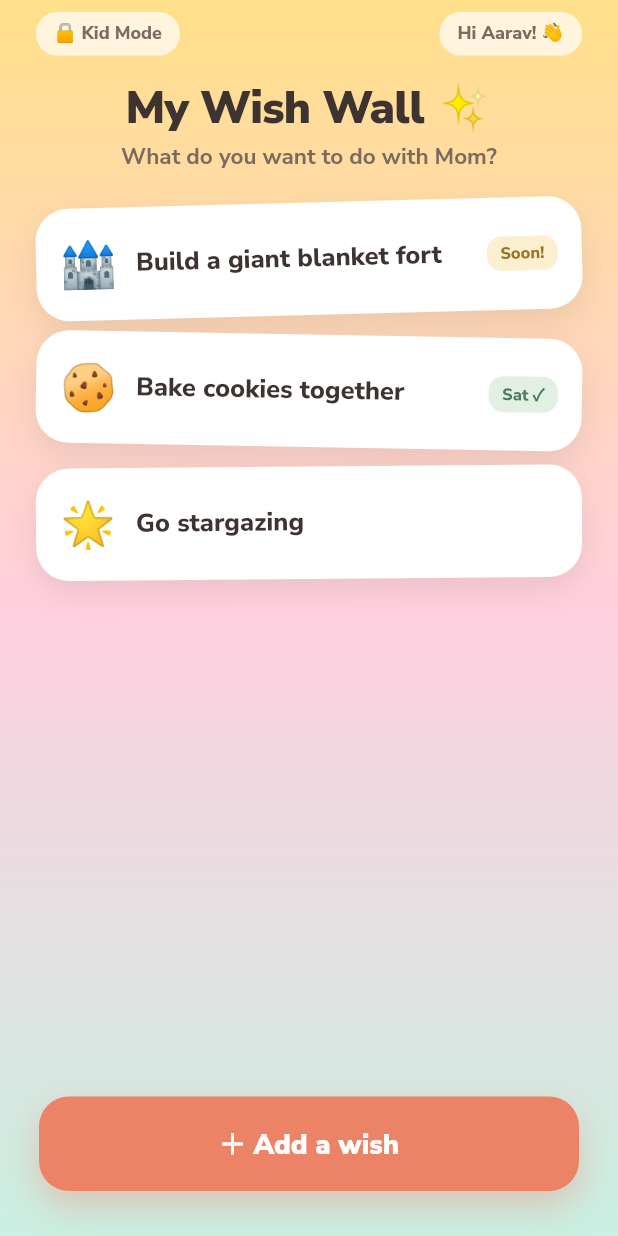
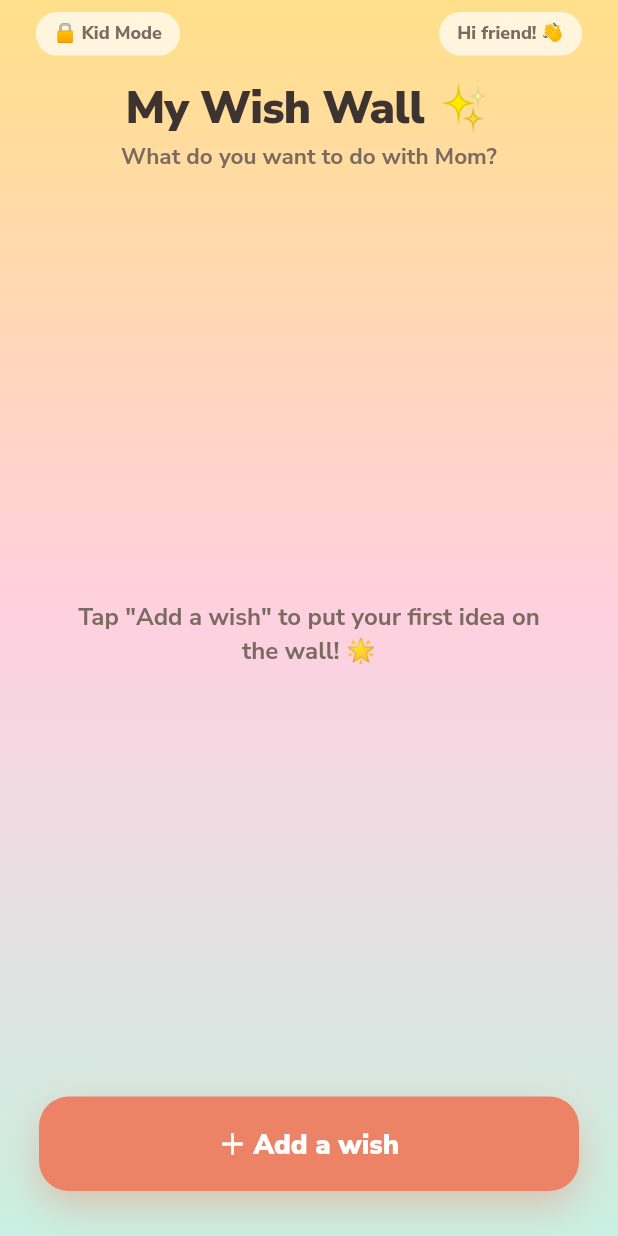
Before and after one commit to errorrr69/momzo, a Flutter app: the WishWallScreen screen opened directly, on a phone screen of 412 x 824 dp. Run offline on Flutter 3.47's test engine with Material 3 defaults, Android fonts, the phone set to English and light mode, and no system bars; our stand-ins replace firebase_core, firebase_messaging, google_fonts, sentry_flutter, supabase_flutter; accounts and stored records are empty.

Commit message:
Task 26: kid Wish Wall + kid mode (real wishes)
- WishService: load/add/setStatus on the family-scoped wishes table, under the
  parent session (child has no account — Hard Rule #14; only wish text stored — #15).
- WishWallScreen rewired: real wishes for the active child, kid-friendly add-a-wish
  sheet (created_by='child'), status tags, empty state. Kid Mode badge exits.
- Together hub wish row uses the active child's name (no more hardcoded 'Aarav'/'2').
- wishes already covered by the RLS suite (Hard Rule #20).

flutter analyze: 0 errors.

Co-Authored-By: Claude Opus 4.8 (1M context) <noreply@anthropic.com>

```diff
--- a/app/lib/features/bonding/together_hub_screen.dart
+++ b/app/lib/features/bonding/together_hub_screen.dart
@@ -137,9 +137,8 @@ class _TogetherHubScreenState extends State<TogetherHubScreen> {
                 context,
                 emoji: '⭐',
                 colors: const [Color(0xFFFAD9A6), MomzoColors.honey],
-                title: "Aarav's Wish Wall",
-                sub: '2 new wishes to plan',
-                badge: '2',
+                title: "$_childName's Wish Wall",
+                sub: 'Kid mode — their wishes for time with you',
                 onTap: () => Navigator.push(
                   context,
                   MaterialPageRoute(builder: (_) => const WishWallScreen()),
--- a/app/lib/features/wishes/wish_wall_screen.dart
+++ b/app/lib/features/wishes/wish_wall_screen.dart
@@ -1,12 +1,125 @@
 import 'package:flutter/material.dart';
+
+import '../../core/env/app_env.dart';
 import '../../core/theme/momzo_colors.dart';
 import '../../core/theme/momzo_text.dart';
-import 'schedule_wish_screen.dart';
+import '../../services/child_service.dart';
+import '../../services/wish_service.dart';
 
-/// 20 · Kid mode · Wish Wall — playful, safe, parent-unlocked surface for the
-/// child's own voice. No bottom nav (simpler, safer).
-class WishWallScreen extends StatelessWidget {
+/// 20 · Kid mode · Wish Wall (Task 26) — a playful, safe surface for the child's
+/// own voice, reached from the parent's session. Runs under the parent's account
+/// (the child has no login — Hard Rule #14) and only ever writes wishes here.
+class WishWallScreen extends StatefulWidget {
   const WishWallScreen({super.key});
+
+  @override
+  State<WishWallScreen> createState() => _WishWallScreenState();
+}
+
+class _WishWallScreenState extends State<WishWallScreen> {
+  static const _emojis = ['🏰', '🍪', '🌟', '🎨', '⚽', '🦄', '🍦', '🚀', '🎁', '🐢'];
+  List<Wish> _wishes = [];
+  bool _loading = true;
+
+  String get _childName => ChildService.current?.name ?? 'friend';
+
+  @override
+  void initState() {
+    super.initState();
+    if (AppEnv.hasSupabase) {
+      _load();
+    } else {
+      _loading = false;
+    }
+  }
+
+  Future<void> _load() async {
+    try {
+      final w = await WishService.load();
+      if (mounted) setState(() {
+        _wishes = w;
+        _loading = false;
+      });
+    } catch (_) {
+      if (mounted) setState(() => _loading = false);
+    }
+  }
+
+  Future<void> _addWish() async {
+    final ctrl = TextEditingController();
+    final text = await showModalBottomSheet<String>(
+      context: context,
+      isScrollControlled: true,
+      backgroundColor: Colors.white,
+      shape: const RoundedRectangleBorder(
+        borderRadius: BorderRadius.vertical(top: Radius.circular(26)),
+      ),
+      builder: (sheetCtx) => Padding(
+        padding: EdgeInsets.only(
+          left: 24, right: 24, top: 22,
+          bottom: MediaQuery.of(sheetCtx).viewInsets.bottom + 22,
+        ),
+        child: Column(
+          mainAxisSize: MainAxisSize.min,
+          crossAxisAlignment: CrossAxisAlignment.start,
+          children: [
+            Text('What do you wish for? ✨',
+                style: MomzoText.sans(20,
+                    color: MomzoColors.ink, weight: FontWeight.w900)),
+            const SizedBox(height: 14),
+            Container(
+              padding: const EdgeInsets.symmetric(horizontal: 16),
+              decoration: BoxDecoration(
+                color: MomzoColors.cream,
+                borderRadius: BorderRadius.circular(16),
+                border: Border.all(color: MomzoColors.cardBorder, width: 1.5),
+              ),
+              child: TextField(
+                controller: ctrl,
+                autofocus: true,
+                textCapitalization: TextCapitalization.sentences,
+                style: MomzoText.sans(16, color: MomzoColors.ink, weight: FontWeight.w700),
+                decoration: const InputDecoration(
+                  border: InputBorder.none,
+                  hintText: 'e.g. build a blanket fort',
+                  contentPadding: EdgeInsets.symmetric(vertical: 15),
+                ),
+                onSubmitted: (v) => Navigator.pop(sheetCtx, v),
+              ),
+            ),
+            const SizedBox(height: 16),
+            SizedBox(
+              width: double.infinity,
+              child: GestureDetector(
+                onTap: () => Navigator.pop(sheetCtx, ctrl.text),
+                child: Container(
+                  padding: const EdgeInsets.symmetric(vertical: 16),
+                  decoration: BoxDecoration(
+                    color: MomzoColors.coral,
+                    borderRadius: BorderRadius.circular(16),
+                  ),
+                  child: Text('Add it! ⭐',
+                      textAlign: TextAlign.center,
+                      style: MomzoText.sans(17, color: Colors.white, weight: FontWeight.w900)),
+                ),
+              ),
+            ),
+          ],
+        ),
+      ),
+    );
+    if (text == null || text.trim().isEmpty) return;
+    try {
+      final w = await WishService.add(text.trim(), createdBy: 'child');
+      if (mounted) setState(() => _wishes = [w, ..._wishes]);
+    } catch (_) {
+      if (mounted) {
+        ScaffoldMessenger.of(context).showSnackBar(
+          const SnackBar(content: Text('Could not add the wish. Please try again.')),
+        );
+      }
+    }
+  }
 
   @override
   Widget build(BuildContext context) {
@@ -28,9 +141,8 @@ class WishWallScreen extends StatelessWidget {
                 child: Row(
                   mainAxisAlignment: MainAxisAlignment.spaceBetween,
                   children: [
-                    _badge('🔒 Kid Mode',
-                        onTap: () => Navigator.pop(context)),
-                    _badge('Hi Aarav! 👋'),
+                    _badge('🔒 Kid Mode', onTap: () => Navigator.pop(context)),
+                    _badge('Hi $_childName! 👋'),
                   ],
                 ),
               ),
@@ -43,28 +155,21 @@ class WishWallScreen extends StatelessWidget {
                   style: MomzoText.sans(15,
                       color: const Color(0xFF7A6B61), weight: FontWeight.w700)),
               Expanded(
-                child: ListView(
-                  padding: const EdgeInsets.fromLTRB(24, 20, 24, 8),
-                  children: [
-                    _wish('🏰', 'Build a giant blanket fort',
-                        tag: 'Soon!', tagBg: MomzoColors.honeyTint,
-                        tagColor: MomzoColors.honeyText, rotate: -1.5),
-                    const SizedBox(height: 13),
-                    _wish('🍪', 'Bake cookies together',
-                        tag: 'Sat ✓', tagBg: MomzoColors.sageTint,
-                        tagColor: const Color(0xFF4E7A60), rotate: 1),
-                    const SizedBox(height: 13),
-                    _wish('🌟', 'Go stargazing', rotate: -.5),
-                  ],
-                ),
+                child: _loading
+                    ? const Center(child: CircularProgressIndicator(color: MomzoColors.coral))
+                    : _wishes.isEmpty
+                        ? _empty()
+                        : ListView.separated(
+                            padding: const EdgeInsets.fromLTRB(24, 20, 24, 8),
+                            itemCount: _wishes.length,
+                            separatorBuilder: (_, __) => const SizedBox(height: 13),
+                            itemBuilder: (_, i) => _wishCard(_wishes[i], i),
+                          ),
               ),
               Padding(
                 padding: const EdgeInsets.fromLTRB(26, 0, 26, 30),
                 child: GestureDetector(
-                  onTap: () => Navigator.push(
-                    context,
-                    MaterialPageRoute(builder: (_) => const ScheduleWishScreen()),
-                  ),
+                  onTap: _addWish,
                   child: Container(
                     width: double.infinity,
                     padding: const EdgeInsets.symmetric(vertical: 18),
@@ -73,7 +178,7 @@ class WishWallScreen extends StatelessWidget {
                       borderRadius: BorderRadius.circular(20),
                       boxShadow: [
                         BoxShadow(
-                          color: MomzoColors.coral.withOpacity(.4),
+                          color: MomzoColors.coral.withValues(alpha: .4),
                           blurRadius: 22,
                           offset: const Offset(0, 10),
                         )
@@ -93,13 +198,25 @@ class WishWallScreen extends StatelessWidget {
     );
   }
 
+  Widget _empty() {
+    return Center(
+      child: Padding(
+        padding: const EdgeInsets.all(40),
+        child: Text('Tap "Add a wish" to put your first idea on the wall! 🌟',
+            textAlign: TextAlign.center,
+            style: MomzoText.sans(16,
+                color: const Color(0xFF7A6B61), weight: FontWeight.w700, height: 1.4)),
+      ),
+    );
+  }
+
   Widget _badge(String text, {VoidCallback? onTap}) {
     return GestureDetector(
       onTap: onTap,
       child: Container(
         padding: const EdgeInsets.symmetric(horizontal: 12, vertical: 6),
         decoration: BoxDecoration(
-          color: Colors.white.withOpacity(.7),
+          color: Colors.white.withValues(alpha: .7),
           borderRadius: BorderRadius.circular(14),
         ),
         child: Text(text,
@@ -109,8 +226,14 @@ class WishWallScreen extends StatelessWidget {
     );
   }
 
-  Widget _wish(String emoji, String text,
-      {String? tag, Color? tagBg, Color? tagColor, double rotate = 0}) {
+  Widget _wishCard(Wish w, int i) {
+    final emoji = _emojis[i % _emojis.length];
+    final rotate = (i.isEven ? -1.0 : 1.0) * (i % 3 == 0 ? 1.5 : .6);
+    final (tag, tagBg, tagColor) = switch (w.status) {
+      'done' => ('Done ✓', MomzoColors.sageTint, const Color(0xFF4E7A60)),
+      'scheduled' => ('Soon!', MomzoColors.honeyTint, MomzoColors.honeyText),
+      _ => (null, null, null),
+    };
     return Transform.rotate(
       angle: rotate * 3.14159 / 180,
       child: Container(
@@ -127,7 +250,7 @@ class WishWallScreen extends StatelessWidget {
             Text(emoji, style: const TextStyle(fontSize: 30)),
             const SizedBox(width: 13),
             Expanded(
-              child: Text(text,
+              child: Text(w.text,
                   style: MomzoText.sans(17,
                       color: MomzoColors.ink, weight: FontWeight.w800)),
             ),
@@ -135,12 +258,10 @@ class WishWallScreen extends StatelessWidget {
               const SizedBox(width: 8),
               Container(
                 padding: const EdgeInsets.symmetric(horizontal: 9, vertical: 4),
-                decoration: BoxDecoration(
-                  color: tagBg,
-                  borderRadius: BorderRadius.circular(10),
-                ),
+                decoration: BoxDecoration(color: tagBg, borderRadius: BorderRadius.circular(10)),
                 child: Text(tag,
-                    style: MomzoText.sans(11, color: tagColor ?? MomzoColors.ink, weight: FontWeight.w800)),
+                    style: MomzoText.sans(11,
+                        color: tagColor ?? MomzoColors.ink, weight: FontWeight.w800)),
               ),
             ],
           ],
--- /dev/null
+++ b/app/lib/services/wish_service.dart
@@ -0,0 +1,53 @@
+import '../core/supabase/supabase_init.dart';
+import 'auth_service.dart';
+import 'child_service.dart';
+
+class Wish {
+  final String id;
+  final String text;
+  final String createdBy; // 'child' | 'parent'
+  final String status; // 'open' | 'scheduled' | 'done'
+  const Wish({required this.id, required this.text, required this.createdBy, required this.status});
+
+  factory Wish.fromMap(Map<String, dynamic> m) => Wish(
+        id: m['id'] as String,
+        text: (m['text'] ?? '') as String,
+        createdBy: (m['created_by'] ?? 'child') as String,
+        status: (m['status'] ?? 'open') as String,
+      );
+}
+
+/// Kid Wish Wall (Task 26). Wishes are family-scoped (owner_id = parent, child_id
+/// = the active child) under the PARENT's session — the child has no account
+/// (Hard Rule #14). Kid mode (the wall UI) only ever writes wishes here.
+class WishService {
+  const WishService._();
+
+  static Future<List<Wish>> load() async {
+    final child = ChildService.current;
+    if (child == null) return [];
+    final rows = await supabase
+        .from('wishes')
+        .select('id,text,created_by,status')
+        .eq('child_id', child.id)
+        .order('created_at', ascending: false) as List;
+    return [for (final r in rows) Wish.fromMap(r as Map<String, dynamic>)];
+  }
+
+  static Future<Wish> add(String text, {String createdBy = 'child'}) async {
+    final user = AuthService.currentUser;
+    final child = ChildService.current;
+    if (user == null || child == null) throw StateError('Sign in and select a child first.');
+    final row = await supabase.from('wishes').insert({
+      'owner_id': user.id,
+      'child_id': child.id,
+      'text': text.trim(),
+      'created_by': createdBy,
+    }).select().single();
+    return Wish.fromMap(row);
+  }
+
+  static Future<void> setStatus(String id, String status) async {
+    await supabase.from('wishes').update({'status': status}).eq('id', id);
+  }
+}
```
